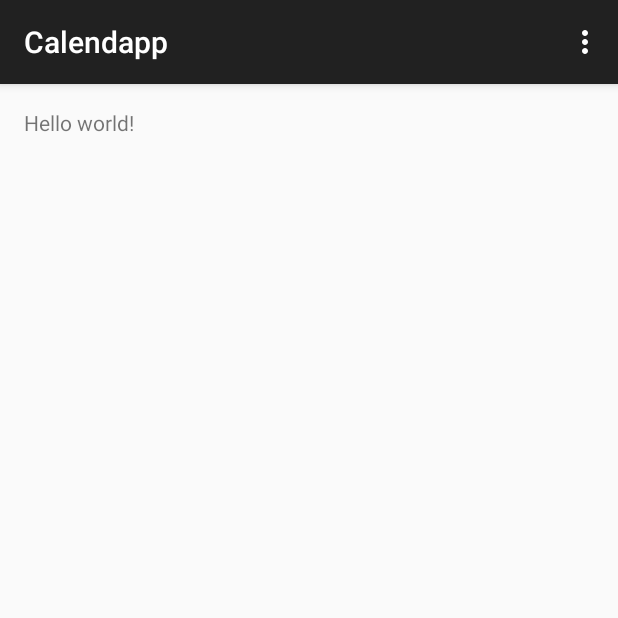
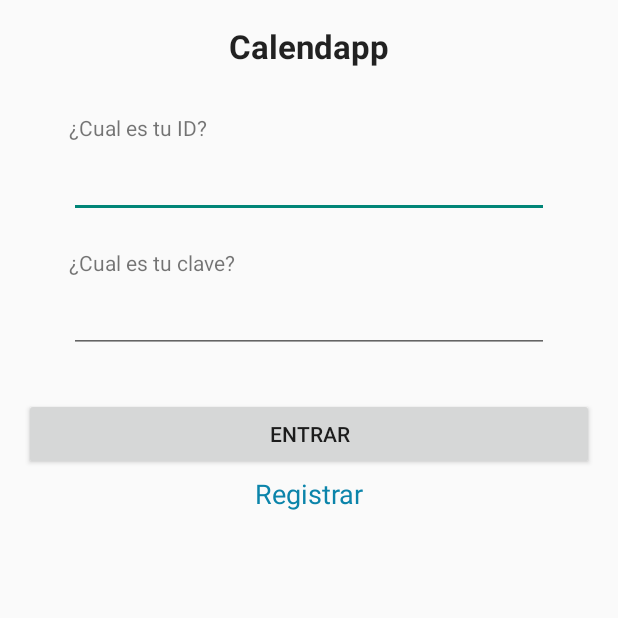
Before and after one commit to dsaqp1415g2/calendapp-project, an Android app: the screen it shows after launch (CalendappMainActivity before the commit, LoginActivity after it), on a phone screen of 412 x 824 dp, the top half of it. Run offline under Robolectric (Android 15) with nearby library versions, the phone set to English and light mode, and no system bars.

Commit message:
Login Funcionando

```diff
--- a/calendapp-android/app/src/main/java/edu/upc/eetac/dsa/dsaqp1415g2/calendapp/LoginActivity.java
+++ b/calendapp-android/app/src/main/java/edu/upc/eetac/dsa/dsaqp1415g2/calendapp/LoginActivity.java
@@ -20,14 +20,14 @@ public class LoginActivity extends Activity {
         Log.d(TAG, "onCreate()");
         requestWindowFeature(Window.FEATURE_NO_TITLE);
 
-        SharedPreferences prefs = getSharedPreferences("beeter-profile",
+        SharedPreferences prefs = getSharedPreferences("calendapp-profile",
                 Context.MODE_PRIVATE);
         String username = prefs.getString("username", null);
         String password = prefs.getString("password", null);
          //Uncomment the next two lines to test the application without login
        //  each time
-         username = "jordi";
-         password = "jordi";
+      //   username = "jordi";
+        // password = "jordi";
         if ((username != null) && (password != null)) {
             Intent intent = new Intent(this, CalendappMainActivity.class);
             startActivity(intent);
--- a/calendapp-android/app/src/main/res/layout/login_layout.xml
+++ b/calendapp-android/app/src/main/res/layout/login_layout.xml
@@ -1,6 +1,93 @@
 <?xml version="1.0" encoding="utf-8"?>
-<LinearLayout xmlns:android="http://schemas.android.com/apk/res/android"
-    android:orientation="vertical" android:layout_width="match_parent"
-    android:layout_height="match_parent">
+<ScrollView xmlns:android="http://schemas.android.com/apk/res/android"
+    xmlns:tools="http://schemas.android.com/tools"
+    android:layout_width="fill_parent"
+    android:layout_height="fill_parent"
+    android:fillViewport="true">
 
-</LinearLayout>
+    <RelativeLayout
+        android:layout_width="fill_parent"
+        android:layout_height="wrap_content"
+        android:layout_marginTop="@dimen/activity_vertical_margin"
+        android:layout_marginBottom="@dimen/activity_vertical_margin"
+        android:layout_marginRight="@dimen/activity_horizontal_margin"
+        android:layout_marginLeft="@dimen/activity_horizontal_margin">
+
+        <!-- Header starts -->
+
+        <TextView
+            android:id="@+id/header"
+            android:layout_width="wrap_content"
+            android:layout_height="wrap_content"
+            android:gravity="center_vertical"
+            android:layout_centerHorizontal="true"
+            android:text="@string/app_name"
+            android:textAppearance="?android:attr/textAppearanceLarge"
+            android:textStyle="bold" />
+        <!-- Header ends -->
+        <!-- Login form -->
+
+        <LinearLayout
+            android:layout_width="fill_parent"
+            android:layout_height="wrap_content"
+            android:layout_below="@id/header"
+            android:orientation="vertical"
+            android:padding="30dip"
+            android:id="@+id/linearLayout">
+
+            <TextView
+                android:id="@+id/lUsername"
+                android:layout_width="fill_parent"
+                android:layout_height="wrap_content"
+                android:text="@string/login_l_username" />
+
+            <EditText
+                android:id="@+id/etUsername"
+                android:layout_width="fill_parent"
+                android:layout_height="wrap_content"
+                android:layout_marginBottom="20dip"
+                android:layout_marginTop="5dip"
+                android:inputType="text"
+                android:singleLine="true" />
+
+            <TextView
+                android:id="@+id/lPassword"
+                android:layout_width="fill_parent"
+                android:layout_height="wrap_content"
+                android:text="@string/login_l_password" />
+
+            <EditText
+                android:id="@+id/etPassword"
+                android:layout_width="fill_parent"
+                android:layout_height="wrap_content"
+                android:layout_marginTop="5dip"
+                android:inputType="textPassword"
+                android:singleLine="true" />
+
+        </LinearLayout>
+
+        <TextView
+            android:id="@+id/lLinkRegister"
+            android:layout_width="fill_parent"
+            android:layout_height="wrap_content"
+            android:layout_marginTop="51dp"
+            android:clickable="true"
+            android:gravity="center"
+            android:text="@string/login_l_register"
+            android:textAppearance="?android:attr/textAppearanceMedium"
+            android:textColor="#0b84aa"
+            android:layout_below="@+id/linearLayout"
+            android:layout_centerHorizontal="true" />
+
+        <Button
+            android:id="@+id/bLogin"
+            android:layout_width="fill_parent"
+            android:layout_height="wrap_content"
+            android:onClick="signIn"
+            android:text="@string/login_l_signin"
+            android:layout_below="@+id/linearLayout"
+            android:layout_alignParentLeft="true"
+            android:layout_alignParentStart="true" />
+    </RelativeLayout>
+
+</ScrollView>
--- a/calendapp-android/app/src/main/res/values/strings.xml
+++ b/calendapp-android/app/src/main/res/values/strings.xml
@@ -3,5 +3,11 @@
 
     <string name="hello_world">Hello world!</string>
     <string name="action_settings">Settings</string>
+    <string name="login_l_username">¿Cual es tu ID?</string>
+    <string name="login_l_signin">Entrar</string>
+    <string name="login_l_password">¿Cual es tu clave?</string>
+    <string name="login_l_register"> Registrar </string>
+
+
 
 </resources>
```
Also changed, not shown: 2 other files.
